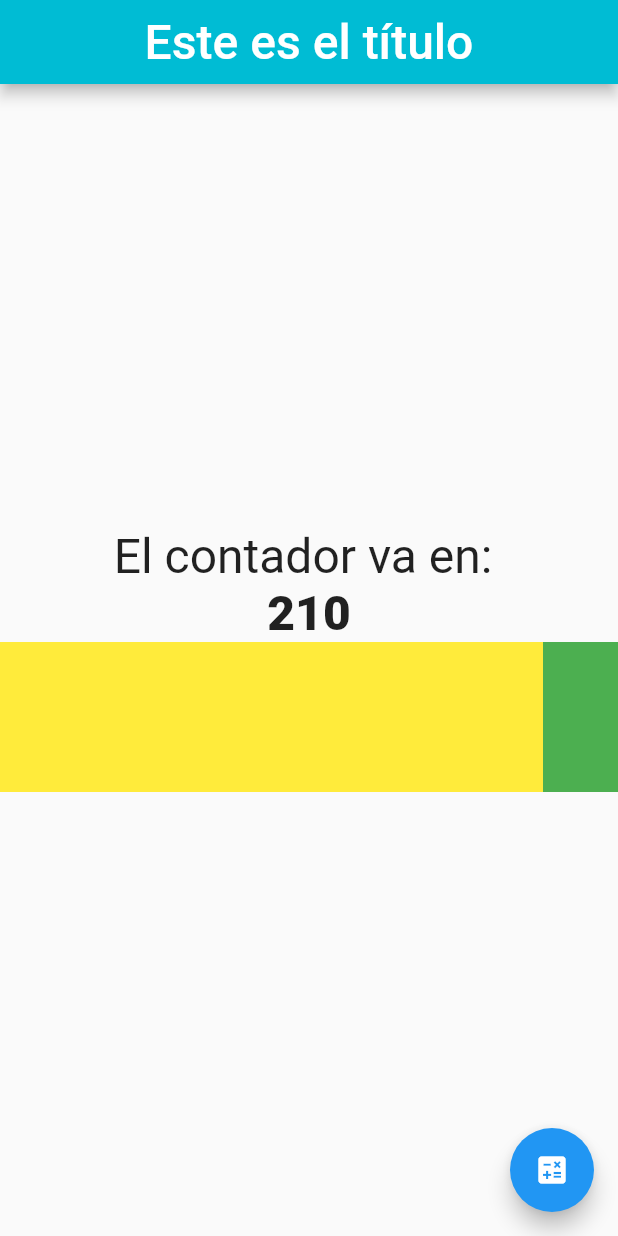
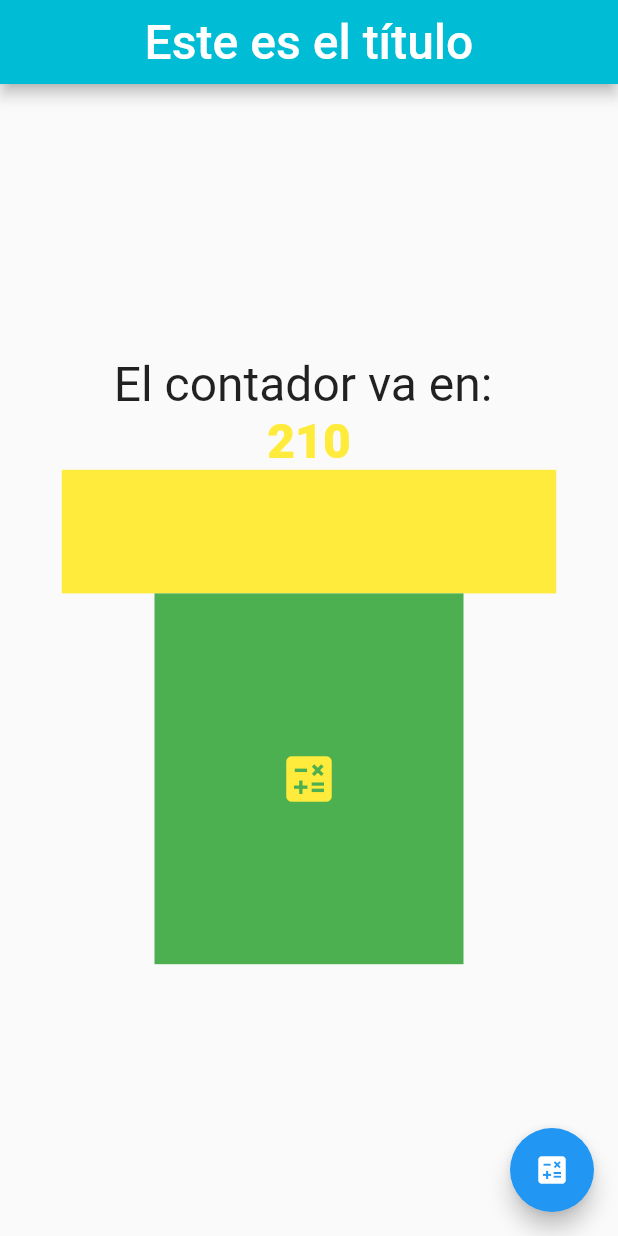
Before and after one commit to AngieAgudelo9/flutter_firstapp_balcoder, a Flutter app: the screen it shows after launch, on a phone screen of 412 x 824 dp. Run offline on Flutter 3.47's test engine with Material 2 defaults, Android fonts, the phone set to English and light mode, and no system bars.

Commit message:
MediaQuery y bools

```diff
--- a/lib/main.dart
+++ b/lib/main.dart
@@ -16,6 +16,8 @@ class MyApp extends StatelessWidget {
     );
   }
 }
+
+
 
 
 
--- a/lib/ui/home_page.dart
+++ b/lib/ui/home_page.dart
@@ -7,9 +7,10 @@ class HomePage extends StatefulWidget {
 
 class _HomePageState extends State<HomePage> {
   // TIPO VARIABLE + NOMBRE DE MI VARIABLE  + INICIALIZAR (=)
+  // BOLL: Falso/Verdadero
   String title = "Este es el título";
   int count = 0;
-  bool isRed = false;
+  bool mybool = true;
   double numDecimal = 0.5;
 
   @override
@@ -22,6 +23,13 @@ class _HomePageState extends State<HomePage> {
 
   @override
   Widget build(BuildContext context) {
+//MEDIAQUERY: IDENTIFICA EL TAMAÑO DEL DISPOSITIVO (HEIGHT:ALTO,WIDTH:ANCHO)
+//
+    double _height = MediaQuery.of(context).size.height;
+    double _width = MediaQuery.of(context).size.width;
+
+    print(_height);
+    print(_width);
     return Scaffold(
       appBar: AppBar(
           backgroundColor: Colors.cyan,
@@ -30,22 +38,51 @@ class _HomePageState extends State<HomePage> {
         child: Column(
           children: [
             Spacer(),
-            Text("El contador va en: ", style: TextStyle (fontSize: 32.0)),
+            Text("El contador va en: ", style: TextStyle(fontSize: 32.0)),
             Center(
                 child: Text(
               count.toString(),
-              style: TextStyle(fontSize: 32.0, fontWeight: FontWeight.w800),
+              //FontWeight: grosor de la fuente.
+              style: TextStyle(
+                  fontSize: 32.0,
+                  fontWeight: FontWeight.w800,
+                  color: Colors.yellow),
             )),
-            Container(height: 100, color: Colors.yellow, child: Row(
-              children:
-              [Spacer (),
-              Container( color: Colors.green,
-              width: 50,
-              )],)),
+
+            //SPACER: ESPACIO CONTAINER:
+
+            GestureDetector(
+              onTap: () {
+                print("lo undimos)");
+
+//!mybool: Intermediación me sirve para cambios
+                setState(() {
+                                  mybool = !mybool;
+
+                });
+
+
+
+
+              },
+              child: Container(
+                width: _width * 0.8,
+                height: _height * 0.1,
+                color: Colors.yellow,
+              ),
+            ),
+
             Container(
-              child:
-              Spacer()),
-              Container( color: Colors.lime)
+                width: _width * 0.5,
+                height: _height * 0.3,
+                //Estoy aplicando una condicional, donde le digo true/false de unos colores en específico.
+                color: mybool ? Colors.green:  Colors.red,
+                child: Icon(
+                  Icons.calculate,
+                  color: Colors.yellow,
+                  size: 40,
+                )),
+            Spacer()
           ],
         ),
       ),
```
